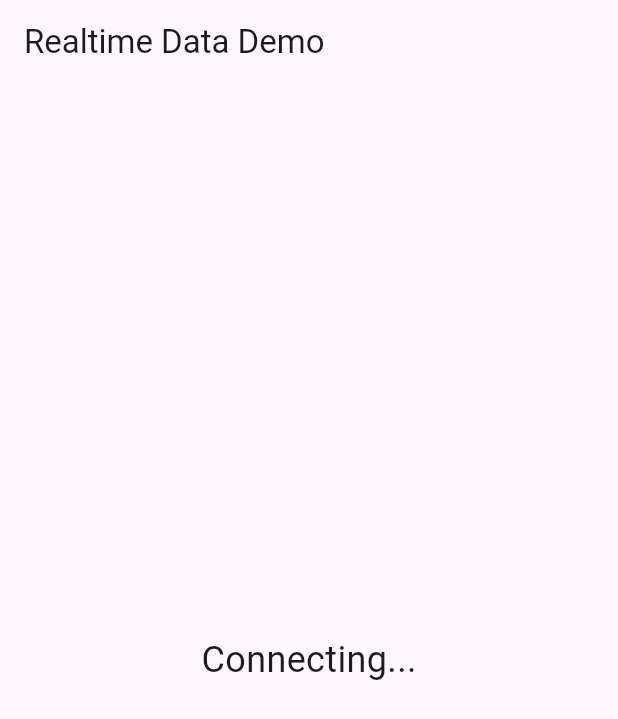
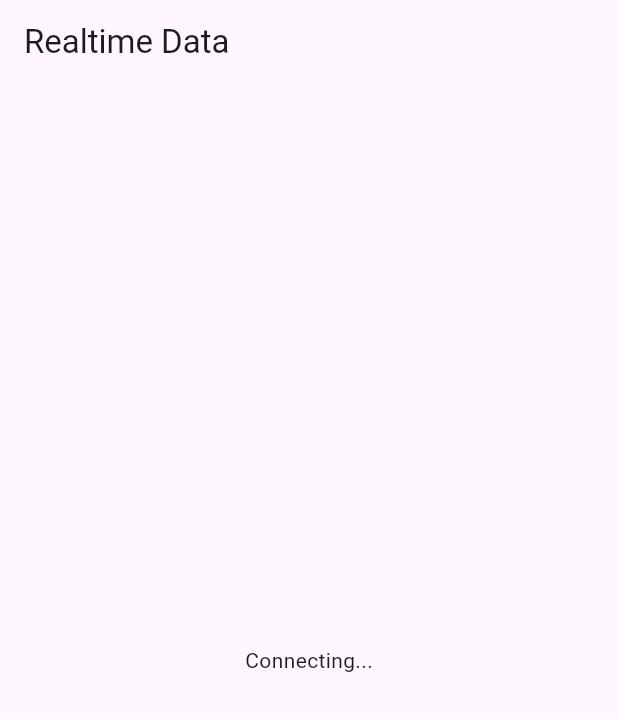
Before and after one commit to rahul-chaudhary/real_time_websocket, a Flutter app: the screen it shows after launch, on a phone screen of 412 x 824 dp. Shown: the top 719 px of the screen. Run offline on Flutter 3.47's test engine with Material 3 defaults, Android fonts, the phone set to English and light mode, and no system bars; missing offline and left inert: bson.

Commit message:
simplify data display logic and update app bar title in data route screen

```diff
--- a/lib/screen/data_route_screen.dart
+++ b/lib/screen/data_route_screen.dart
@@ -15,21 +15,13 @@ class DataRouteScreen extends StatelessWidget {
         builder: (context, dataProvider, child) {
           return Scaffold(
             appBar: AppBar(
-              title: const Text("Realtime Data Demo"),
+              title: const Text("Realtime Data"),
             ),
             body: Container(
               height: double.infinity,
               width: double.infinity,
               alignment: Alignment.center,
-              child: dataProvider.data != null
-                  ? Text(
-                dataProvider.data!.number, // Assuming `number` is a property in RealtimeDataModel
-                style: const TextStyle(fontSize: 24),
-              )
-                  : const Text(
-                "Connecting...",
-                style: TextStyle(fontSize: 24),
-              ),
+              child: Text(dataProvider.data?.number ?? "Connecting..."),
             ),
           );
         },
```
